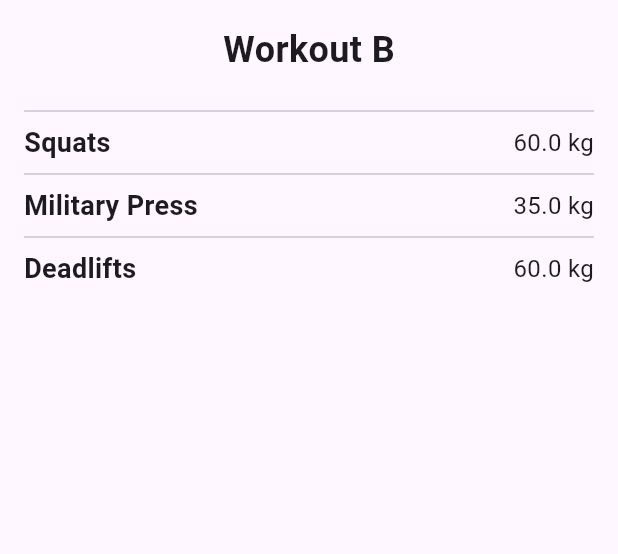
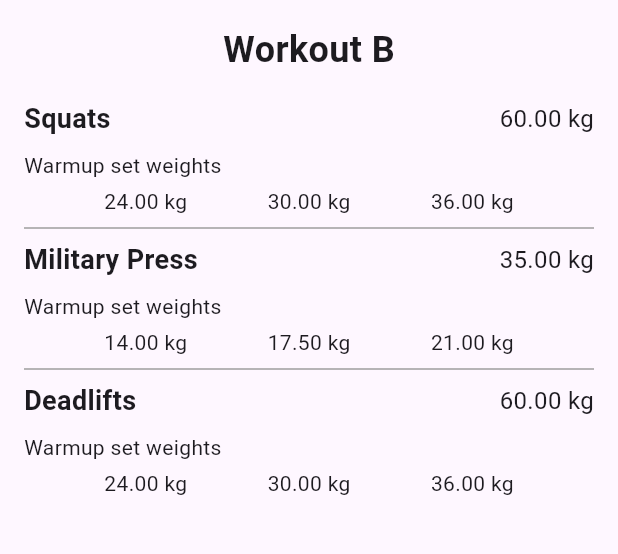
Before and after one commit to c3hmke/trackrinator, a Flutter app: the screen it shows after launch, after a tap on "Start Next Workout", on a phone screen of 412 x 824 dp, the part 84-638 px from its top. Run offline on Flutter 3.47's test engine with Material 3 defaults, Android fonts, the phone set to English and light mode, and no system bars.

Commit message:
Add warmup weight calculations to exercises

```diff
--- a/lib/features/workout/workout_screen.dart
+++ b/lib/features/workout/workout_screen.dart
@@ -1,7 +1,6 @@
 import 'package:flutter/material.dart';
 import 'package:trackrinator/widgets/exercise_row.dart';
 import 'package:trackrinator/widgets/header.dart';
-import 'package:trackrinator/widgets/exercise_row.dart';
 import 'package:trackrinator/models/workout.dart';
 
 class WorkoutScreen extends StatelessWidget {
@@ -15,31 +14,34 @@ class WorkoutScreen extends StatelessWidget {
 
       appBar: const Header(title: '🏋 5x5 Trackrinator 🏋'),
 
-      body: ListView.separated(
+      body: Padding(
         padding: const EdgeInsets.all(16),
-        separatorBuilder: (_, __) => const Divider(),
-        itemCount: workout.exercises.length + 1,
-        itemBuilder: (context, index) {
+        child: Column(
+          crossAxisAlignment: CrossAxisAlignment.start,
+          children: [
 
-          // Workout Title Row
-          if (index == 0) {
-            return Column(
-              children: [
-                Center(
-                    child: Text(
-                        workout.title,
-                        style: const TextStyle(fontSize: 24, fontWeight: FontWeight.bold)
-                    )
+            // Title Row
+            Center(child: Text(
+              workout.title,
+              style: const TextStyle(fontSize: 24, fontWeight: FontWeight.bold),
+            )),
+            const SizedBox(height: 16),
+
+            // The Exercises
+            Expanded(
+              child: ListView.separated(
+                separatorBuilder: (_, __) => const Divider(
+                  thickness: 1,
+                  color: Colors.grey,
                 ),
-                const SizedBox(height: 16)
-              ]
-            );
-          }
-
-          // Exercise Rows
-          return ExerciseRow(exercise: workout.exercises[index - 1]);
-        },
-      ),
+                itemCount: workout.exercises.length,
+                itemBuilder: (context, index) =>
+                    ExerciseRow(exercise: workout.exercises[index]),
+              ),
+            )
+          ],
+        ),
+      )
 
     );
   }
--- a/lib/widgets/exercise_row.dart
+++ b/lib/widgets/exercise_row.dart
@@ -7,16 +7,42 @@ class ExerciseRow extends StatelessWidget {
 
   const ExerciseRow({Key? key, required this.exercise}) : super(key: key);
 
+  // correctly format the weight display
+  String formatWeight(double w) => '${w.toStringAsFixed(2)} kg';
+
   @override
   Widget build(BuildContext context) {
-    return Row(
-      mainAxisAlignment: MainAxisAlignment.spaceBetween,
+
+    // Calculate the warmup weights
+    final warmupWeights = [
+      exercise.weight * 0.4,
+      exercise.weight * 0.5,
+      exercise.weight * 0.6
+    ];
+
+    return Column(
+      crossAxisAlignment: CrossAxisAlignment.start,
       children: [
-        Text(exercise.name, style: AppTheme.text.header),
-        Text('${exercise.weight} kg', style: AppTheme.text.body)
+        // Exercise Row
+        Row(
+          mainAxisAlignment: MainAxisAlignment.spaceBetween,
+          children: [
+           Text(exercise.name, style: AppTheme.text.header),
+           Text(formatWeight(exercise.weight), style: AppTheme.text.body)
+          ],
+        ),
+        const SizedBox(height: 8),
+
+        // Warmups Row
+        const Text('Warmup set weights'),
+        const SizedBox(height: 4),
+        Row(
+          mainAxisAlignment: MainAxisAlignment.spaceEvenly,
+          children: warmupWeights
+            .map((w) => Text(formatWeight(w)))
+            .toList(),
+        )
       ],
     );
   }
-
-
 }
```
